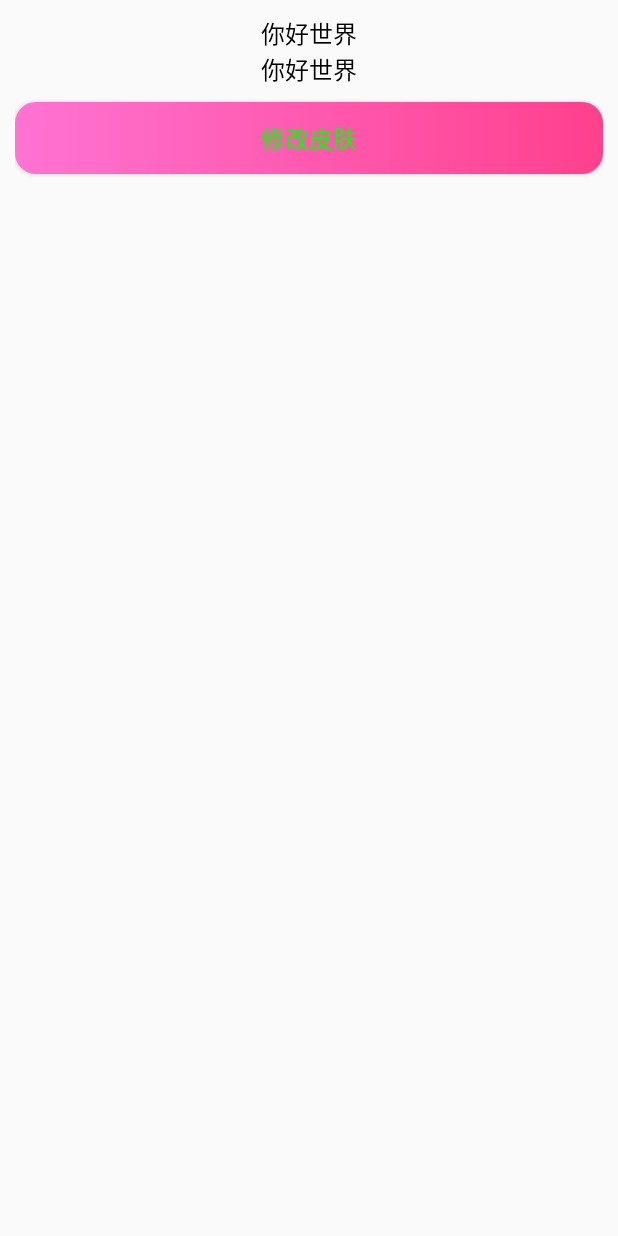
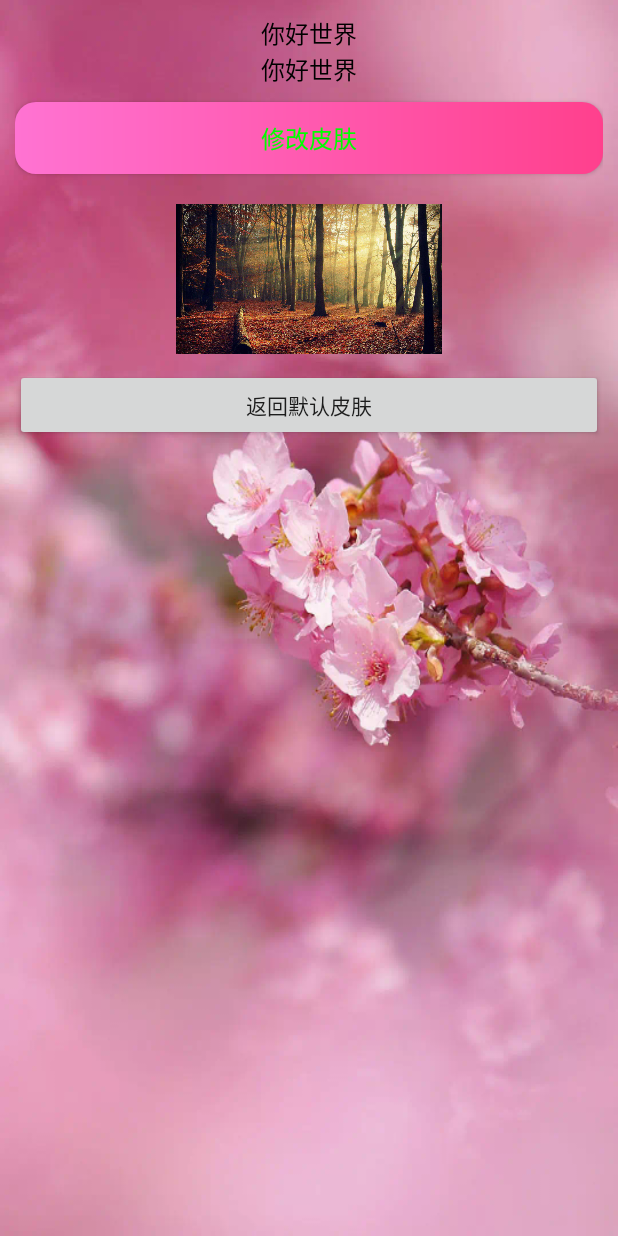
Before and after one commit to AFinalStone/0623_CSKinApplication, an Android app: the screen it shows after launch (MainActivity), on a phone screen of 412 x 824 dp. Run offline under Robolectric (Android 15) with nearby library versions, the phone set to English and light mode, and no system bars.

Commit message:
add:添加项目描述图片

```diff
--- a/SkinPlugin/src/main/java/com/cskin/skinplugin/SkinAttribute.java
+++ b/SkinPlugin/src/main/java/com/cskin/skinplugin/SkinAttribute.java
@@ -28,14 +28,13 @@ public class SkinAttribute {
             String attributeName = attrs.getAttributeName(i);
             if (mAttributes.contains(attributeName)) {
                 String attributeValue = attrs.getAttributeValue(i);
-                if (attributeValue.startsWith("#") || attributeValue.startsWith("?")) {
-                    continue;
+                if (attributeValue.startsWith("@")) {//其他还有?(属性)，#(RGB)
+                    int resId = Integer.parseInt(attributeValue.substring(1));
+                    SkinPair skinPair = new SkinPair();
+                    skinPair.setAttributeName(attributeName);
+                    skinPair.setResourceId(resId);
+                    skinPars.add(skinPair);
                 }
-                int resId = Integer.parseInt(attributeValue.substring(1));
-                SkinPair skinPair = new SkinPair();
-                skinPair.setAttributeName(attributeName);
-                skinPair.setResourceId(resId);
-                skinPars.add(skinPair);
             }
         }
         if (skinPars.size() > 0) {
--- a/SkinPlugin/src/main/java/com/cskin/skinplugin/SkinManager.java
+++ b/SkinPlugin/src/main/java/com/cskin/skinplugin/SkinManager.java
@@ -206,8 +206,7 @@ public final class SkinManager {
         String resourceTypeName = mDefaultResource.getResourceTypeName(resourceId);
         switch (resourceTypeName) {
             case "color":
-                return getColor(resourceId);
-
+            return getColor(resourceId);
             case "mipmap": // drawable / mipmap
             case "drawable":
                 return getDrawableOrMipMap(resourceId);
--- a/SkinPlugin/src/main/java/com/cskin/skinplugin/SkinView.java
+++ b/SkinPlugin/src/main/java/com/cskin/skinplugin/SkinView.java
@@ -35,9 +35,9 @@ public class SkinView {
                 case "src":
                     Object src = SkinManager.getInstance().getBackgroundOrSrc(skinPair.getResourceId());
                     if (src instanceof Integer) {
-                        ((ImageView) src).setImageDrawable(new ColorDrawable((Integer) src));
+                        ((ImageView) view).setImageDrawable(new ColorDrawable((Integer) src));
                     } else {
-                        ((ImageView) src).setImageDrawable((Drawable) src);
+                        ((ImageView) view).setImageDrawable((Drawable) src);
                     }
                     break;
                 case "background":
--- a/app/src/main/java/com/cskin/change/MainActivity.java
+++ b/app/src/main/java/com/cskin/change/MainActivity.java
@@ -38,6 +38,13 @@ public class MainActivity extends AppCompatActivity {
                 }
             }
         });
+        findViewById(R.id.btn_back_defalut_skin).setOnClickListener(new View.OnClickListener() {
+            @Override
+            public void onClick(View v) {
+                SkinManager.getInstance().loadSkinResource("");
+                SkinManager.getInstance().applyActivitySkin(MainActivity.this);
+            }
+        });
     }
 
     @Override
--- a/app/src/main/res/layout/activity_main.xml
+++ b/app/src/main/res/layout/activity_main.xml
@@ -3,6 +3,7 @@
     xmlns:tools="http://schemas.android.com/tools"
     android:layout_width="match_parent"
     android:layout_height="match_parent"
+    android:background="@mipmap/background_02"
     android:gravity="center_horizontal"
     android:orientation="vertical"
     android:padding="10dp"
@@ -26,4 +27,18 @@
         android:text="@string/text_change_skin"
         android:textColor="@color/btn_change_skin_color"
         android:textSize="@dimen/common_text_size" />
+
+    <ImageView
+        android:layout_width="200dp"
+        android:layout_height="100dp"
+        android:layout_marginTop="20dp"
+        android:src="@mipmap/background_01" />
+
+
+    <Button
+        android:id="@+id/btn_back_defalut_skin"
+        android:layout_width="match_parent"
+        android:layout_height="wrap_content"
+        android:layout_marginTop="10dp"
+        android:text="返回默认皮肤" />
 </LinearLayout>
```
Also changed, not shown: 5 other files.
